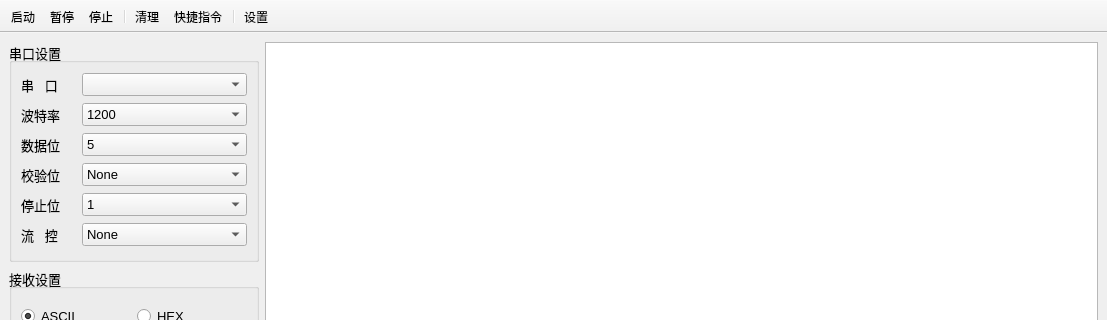
First picture: the form in SerialPortTool/MainWindow.ui, repository mghcool/SerialPortToolForVs, before the edit; both pictures show x 0 to 1107 and y 0 to 320 of the 1107 by 630 pixel window.
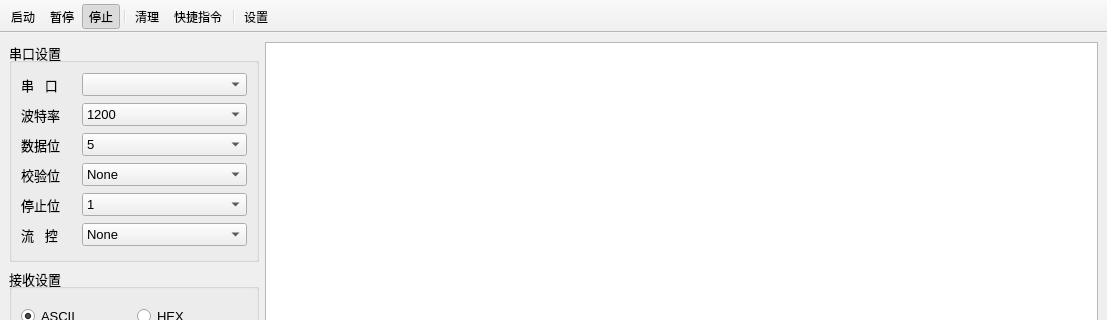
Second picture: the form after the edit. Icons and pictures are not drawn.

Commit message: 停止按钮初始状态设为选中

Patch:
```diff
--- a/SerialPortTool/MainWindow.ui
+++ b/SerialPortTool/MainWindow.ui
@@ -697,6 +697,9 @@
    <property name="checkable">
     <bool>true</bool>
    </property>
+   <property name="checked">
+    <bool>true</bool>
+   </property>
    <property name="icon">
     <iconset resource="MainWindow.qrc">
      <normaloff>:/img/停止</normaloff>:/img/停止</iconset>
```
Left out of the diff: 2 changed lines with no effect on the pictures.
